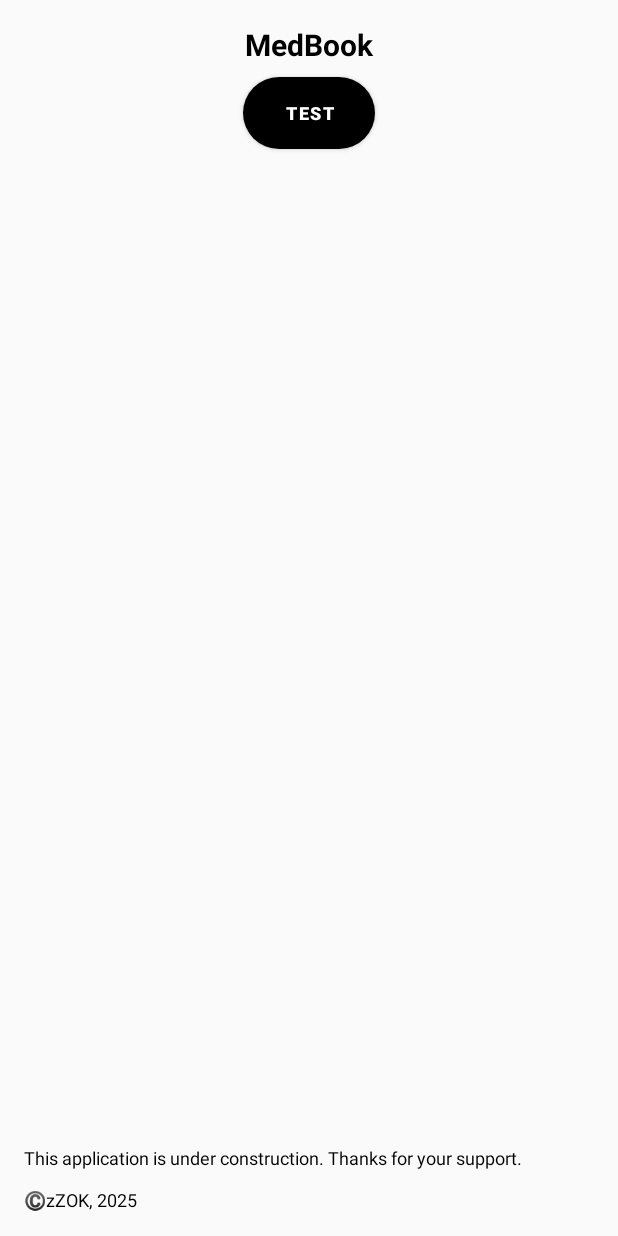
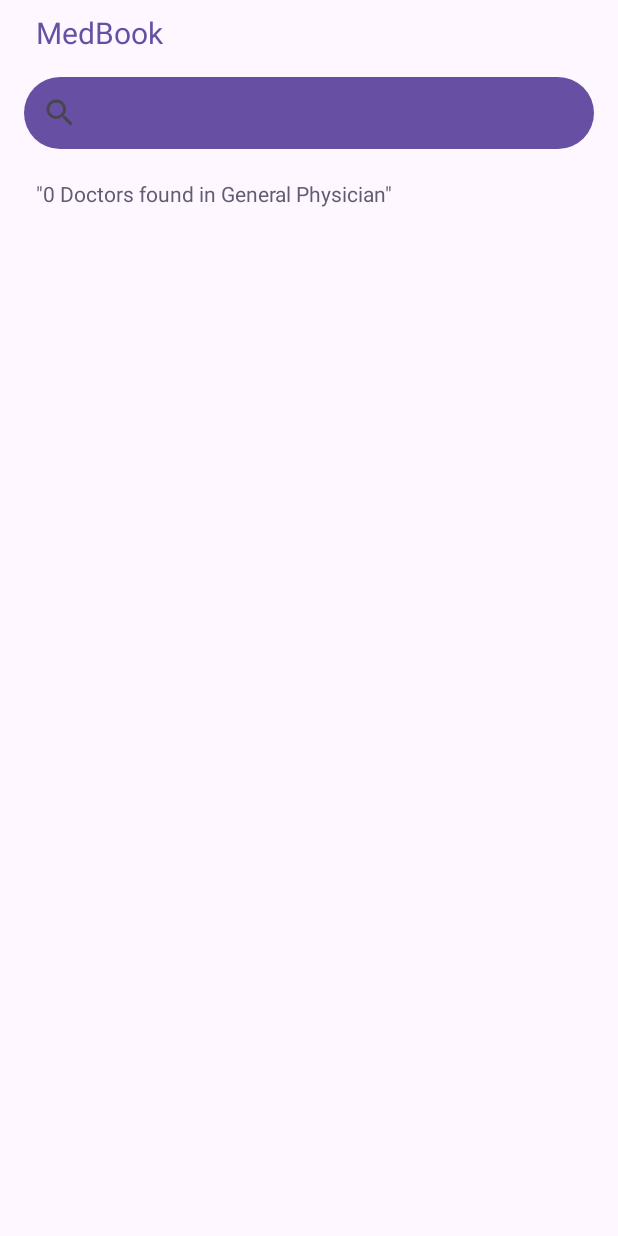
Before and after one commit to zZOKofficial/MedBook, an Android app: the screen it shows after launch (HomeActivity), on a phone screen of 412 x 824 dp. Run offline under Robolectric (Android 15) with nearby library versions, the phone set to English and light mode, and no system bars; Roboto replaces fonts that are not available here; 3 statements that could not run were skipped.

Commit message:
Last Sync: 2025-10-01 13:24 (Desktop)

```diff
--- a/app/src/main/java/com/zzok/medbook/HomeActivity.java
+++ b/app/src/main/java/com/zzok/medbook/HomeActivity.java
@@ -5,6 +5,7 @@ import android.app.*;
 import android.content.*;
 import android.content.res.*;
 import android.graphics.*;
+import android.graphics.Typeface;
 import android.graphics.drawable.*;
 import android.media.*;
 import android.net.*;
@@ -13,19 +14,16 @@ import android.text.*;
 import android.text.style.*;
 import android.util.*;
 import android.view.*;
-import android.view.View;
 import android.view.View.*;
 import android.view.animation.*;
 import android.webkit.*;
 import android.widget.*;
-import android.widget.LinearLayout;
-import android.widget.TextView;
 import androidx.annotation.*;
 import androidx.appcompat.app.AppCompatActivity;
 import androidx.fragment.app.DialogFragment;
 import androidx.fragment.app.Fragment;
 import androidx.fragment.app.FragmentManager;
-import com.google.android.material.button.*;
+import com.zzok.medbook.databinding.*;
 import java.io.*;
 import java.text.*;
 import java.util.*;
@@ -34,96 +32,25 @@ import org.json.*;
 
 public class HomeActivity extends AppCompatActivity {
 
-	private LinearLayout linear1;
-	private TextView medbook_title;
-	private MaterialButton test_button;
-	private TextView thanks;
+	private HomeBinding binding;
 
 	@Override
 	protected void onCreate(Bundle _savedInstanceState) {
 		super.onCreate(_savedInstanceState);
-		setContentView(R.layout.home);
+		binding = HomeBinding.inflate(getLayoutInflater());
+		setContentView(binding.getRoot());
 		initialize(_savedInstanceState);
 		initializeLogic();
 	}
 
 	private void initialize(Bundle _savedInstanceState) {
-		linear1 = findViewById(R.id.linear1);
-		medbook_title = findViewById(R.id.medbook_title);
-		test_button = findViewById(R.id.test_button);
-		thanks = findViewById(R.id.thanks);
-
-		medbook_title.setOnLongClickListener(new View.OnLongClickListener() {
-			@Override
-			public boolean onLongClick(View _view) {
-				SketchwareUtil.showMessage(getApplicationContext(), "Congrats, you found the Easter Egg! 🐣 ");
-				return true;
-			}
-		});
-
-		test_button.setOnClickListener(new View.OnClickListener() {
-			@Override
-			public void onClick(View _view) {
-				medbook_title.setTextColor(0xFF4DD0E1);
-			}
-		});
 	}
 
 	private void initializeLogic() {
-		getWindow().getDecorView().setSystemUiVisibility(View.SYSTEM_UI_FLAG_LIGHT_STATUS_BAR);
-		getWindow().setStatusBarColor(0xFFFFFFFF);
-		test_button.setBackground(new GradientDrawable() { public GradientDrawable getIns(int a, int b) { this.setCornerRadius(a); this.setColor(b); return this; } }.getIns((int)50, 0xFF607D8B));
+		binding.medbookLogo.setTypeface(Typeface.createFromAsset(getAssets(),"fonts/sf_pro_display_bold.ttf"), 0);
+		binding.searchResultSubtitle.setTypeface(Typeface.createFromAsset(getAssets(),"fonts/sf_pro_display_regular.ttf"), 0);
+		binding.searchDocs.setBackground(new GradientDrawable() { public GradientDrawable getIns(int a, int b, int c, int d) { this.setCornerRadius(a); this.setStroke(b, c); this.setColor(d); return this; } }.getIns((int)50, (int)0, Color.TRANSPARENT, SketchwareUtil.getMaterialColor(HomeActivity.this, R.attr.colorPrimary)));
+
 	}
 
-
-	@Deprecated
-	public void showMessage(String _s) {
-		Toast.makeText(getApplicationContext(), _s, Toast.LENGTH_SHORT).show();
-	}
-
-	@Deprecated
-	public int getLocationX(View _v) {
-		int _location[] = new int[2];
-		_v.getLocationInWindow(_location);
-		return _location[0];
-	}
-
-	@Deprecated
-	public int getLocationY(View _v) {
-		int _location[] = new int[2];
-		_v.getLocationInWindow(_location);
-		return _location[1];
-	}
-
-	@Deprecated
-	public int getRandom(int _min, int _max) {
-		Random random = new Random();
-		return random.nextInt(_max - _min + 1) + _min;
-	}
-
-	@Deprecated
-	public ArrayList<Double> getCheckedItemPositionsToArray(ListView _list) {
-		ArrayList<Double> _result = new ArrayList<Double>();
-		SparseBooleanArray _arr = _list.getCheckedItemPositions();
-		for (int _iIdx = 0; _iIdx < _arr.size(); _iIdx++) {
-			if (_arr.valueAt(_iIdx))
-			_result.add((double)_arr.keyAt(_iIdx));
-		}
-		return _result;
-	}
-
-	@Deprecated
-	public float getDip(int _input) {
-		return TypedValue.applyDimension(TypedValue.COMPLEX_UNIT_DIP, _input, getResources().getDisplayMetrics());
-	}
-
-	@Deprecated
-	public int getDisplayWidthPixels() {
-		return getResources().getDisplayMetrics().widthPixels;
-	}
-
-	@Deprecated
-	public int getDisplayHeightPixels() {
-		return getResources().getDisplayMetrics().heightPixels;
-	}
 }
--- a/app/src/main/java/com/zzok/medbook/SketchwareUtil.java
+++ b/app/src/main/java/com/zzok/medbook/SketchwareUtil.java
@@ -10,6 +10,8 @@ import android.widget.*;
 
 import java.io.*;
 import java.util.*;
+
+import com.google.android.material.color.MaterialColors;
 
 public class SketchwareUtil {
 
@@ -28,7 +30,7 @@ public class SketchwareUtil {
         GradientDrawable _gradientDrawable = new GradientDrawable();
         _gradientDrawable.setColor(_bgColor);
         _gradientDrawable.setCornerRadius(_radius);
-        _view.setBackgroundDrawable(_gradientDrawable);
+        _view.setBackground(_gradientDrawable);
         _view.setPadding(15, 10, 15, 10);
         _view.setElevation(10);
 
@@ -61,7 +63,7 @@ public class SketchwareUtil {
         GradientDrawable _gradientDrawable = new GradientDrawable();
         _gradientDrawable.setColor(_bgColor);
         _gradientDrawable.setCornerRadius(_radius);
-        _view.setBackgroundDrawable(_gradientDrawable);
+        _view.setBackground(_gradientDrawable);
         _view.setPadding(10, 10, 10, 10);
         _view.setElevation(10);
 
@@ -157,6 +159,10 @@ public class SketchwareUtil {
         Toast.makeText(_context, _s, Toast.LENGTH_SHORT).show();
     }
 
+    public static int getMaterialColor(Context context, int resourceId) {
+        return MaterialColors.getColor(context, resourceId, "getMaterialColor");
+    }
+
     public static int getLocationX(View _view) {
         int _location[] = new int[2];
         _view.getLocationInWindow(_location);
--- a/app/src/main/res/layout/home.xml
+++ b/app/src/main/res/layout/home.xml
@@ -6,44 +6,35 @@
 	android:layout_height="match_parent"
 	android:orientation="vertical">
 	<LinearLayout
-		android:id="@+id/linear1"
+		android:id="@+id/linear_bg_home"
 		android:layout_width="match_parent"
 		android:layout_height="match_parent"
-		android:padding="8dp"
+		android:paddingLeft="16dp"
+		android:paddingRight="16dp"
+		android:background="?colorSurface"
 		android:orientation="vertical">
 		<TextView
-			android:id="@+id/medbook_title"
+			android:id="@+id/medbook_logo"
+			android:layout_width="wrap_content"
+			android:layout_height="wrap_content"
+			android:layout_marginBottom="8dp"
+			android:padding="8dp"
+			android:text="@string/app_name"
+			android:textSize="20sp"
+			android:textColor="?colorPrimary" />
+		<SearchView
+			android:id="@+id/search_docs"
 			android:layout_width="match_parent"
 			android:layout_height="wrap_content"
-			android:padding="8dp"
-			android:gravity="center_horizontal|center_vertical"
-			android:text="MedBook"
-			android:textSize="20sp"
-			android:textStyle="bold"
-			android:textColor="#000000" />
-		<com.google.android.material.button.MaterialButton
-			android:id="@+id/test_button"
+			android:background="?colorPrimary" />
+		<TextView
+			android:id="@+id/search_result_subtitle"
 			android:layout_width="wrap_content"
 			android:layout_height="wrap_content"
+			android:layout_marginTop="12dp"
 			android:padding="8dp"
-			android:gravity="center_horizontal|center_vertical"
-			android:text="Test"
-			android:textSize="12sp"
-			android:textStyle="bold"
-			android:textColor="#FFFFFF"
-			android:layout_gravity="center_horizontal"
-			android:textAppearance="@style/TextAppearance.MaterialComponents.Button"
-			app:backgroundTint="@color/colorPrimary"
-			app:cornerRadius="8dp"
-			style="@style/Widget.MaterialComponents.Button" />
-		<TextView
-			android:id="@+id/thanks"
-			android:layout_width="wrap_content"
-			android:layout_height="match_parent"
-			android:padding="8dp"
-			android:gravity="bottom"
-			android:text="This application is under construction. Thanks for your support.\n\n©️zZOK, 2025"
-			android:textSize="12sp"
-			android:textColor="#000000" />
+			android:text="&quot;0 Doctors found in General Physician&quot;"
+			android:textSize="14sp"
+			android:textColor="?colorSecondary" />
 	</LinearLayout>
 </LinearLayout>
--- a/app/src/main/res/values/colors.xml
+++ b/app/src/main/res/values/colors.xml
@@ -1,7 +1,7 @@
 <resources>
-	<color name="colorPrimary">#000000</color>
-	<color name="colorPrimaryDark">#000000</color>
-	<color name="colorAccent">#000000</color>
-	<color name="colorControlHighlight">#000000</color>
-	<color name="colorControlNormal">#000000</color>
+	<color name="colorPrimary">#1976D2</color>
+	<color name="colorPrimaryDark">#0D47A1</color>
+	<color name="colorAccent">#03DAC5</color>
+	<color name="colorControlHighlight">#E3F2FD</color>
+	<color name="colorControlNormal">#BDBDBD</color>
 </resources>
--- a/app/src/main/res/values/styles.xml
+++ b/app/src/main/res/values/styles.xml
@@ -1,15 +1,17 @@
 <resources>
-	<style name="AppTheme" parent="Theme.MaterialComponents.Light.NoActionBar.Bridge">
-		<item name="colorPrimary">@color/colorPrimary</item>
-		<item name="colorPrimaryDark">@color/colorPrimaryDark</item>
-		<item name="colorAccent">@color/colorAccent</item>
-		<item name="colorControlHighlight">@color/colorControlHighlight</item>
-		<item name="colorControlNormal">@color/colorControlNormal</item>
+	<style name="AppTheme" parent="Theme.Material3.DayNight.NoActionBar">
+		<item name="android:statusBarColor">@android:color/transparent</item>
+		<item name="android:navigationBarColor">@android:color/transparent</item>
+		<item name="android:windowLightStatusBar">?attr/isLightTheme</item>
 	</style>
 	<style name="AppTheme.FullScreen" parent="AppTheme">
 		<item name="android:windowFullscreen">true</item>
 		<item name="android:windowContentOverlay">@null</item>
 	</style>
-	<style name="AppTheme.AppBarOverlay" parent="ThemeOverlay.MaterialComponents.Dark.ActionBar" />
-	<style name="AppTheme.PopupOverlay" parent="ThemeOverlay.MaterialComponents.Light" />
+	<style name="AppTheme.AppBarOverlay" parent="ThemeOverlay.Material3" />
+	<style name="AppTheme.PopupOverlay" parent="ThemeOverlay.Material3" />
+	<style name="AppTheme.DebugActivity" parent="AppTheme">
+		<item name="windowActionBar">true</item>
+		<item name="windowNoTitle">false</item>
+	</style>
 </resources>
--- /dev/null
+++ b/gradle.properties
@@ -0,0 +1,3 @@
+android.enableR8.fullMode=false
+android.enableJetifier=true
+android.useAndroidX=true
```
Also changed, not shown: app/build.gradle (+10 -6 lines), app/src/main/AndroidManifest.xml (+18 -3 lines), app/src/main/java/com/zzok/medbook/FileUtil.java (+19 -10 lines), app/src/main/java/com/zzok/medbook/MainActivity.java (+6 -60 lines), app/src/main/res/layout/main.xml (+11 -3 lines), build.gradle (+5 -5 lines), app/src/main/assets/fonts/kohinoor_bangla_bold.ttf (added), app/src/main/assets/fonts/kohinoor_bangla_regular.ttf (added), app/src/main/res/mipmap-xhdpi/ic_launcher.png (added), 3 other files.
